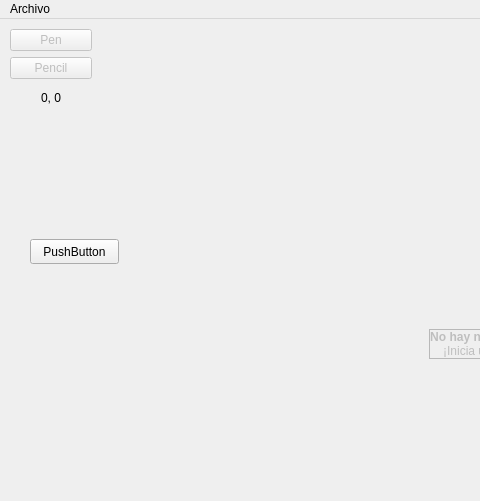
Above: PaintPlusPlus/mainwindow.ui from Dcastroe10/Proyecto_2_Datos_II before the change; both pictures show x 0 to 480 and y 0 to 501 of the 932 by 693 pixel window. Below: the same form after it.
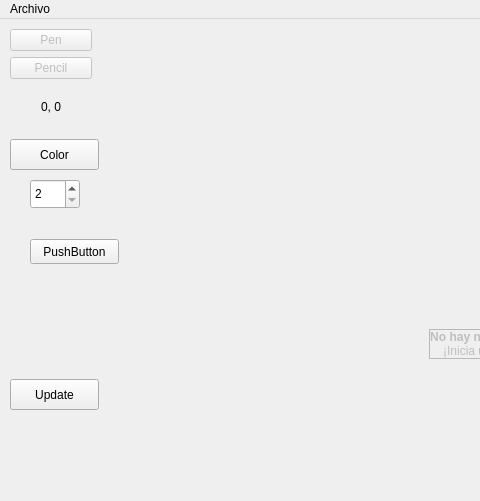
That is the form after the change. Custom widgets are drawn as their Qt base class.

Commit message: Grosor y Color

```diff
--- a/PaintPlusPlus/mainwindow.ui
+++ b/PaintPlusPlus/mainwindow.ui
@@ -64,7 +64,7 @@
       <x>10</x>
       <y>10</y>
       <width>82</width>
-      <height>81</height>
+      <height>100</height>
      </rect>
     </property>
     <layout class="QGridLayout" name="gridLayout_2">
@@ -113,6 +113,51 @@
      <string>PushButton</string>
     </property>
    </widget>
+   <widget class="QSpinBox" name="spinBox">
+    <property name="geometry">
+     <rect>
+      <x>30</x>
+      <y>160</y>
+      <width>50</width>
+      <height>30</height>
+     </rect>
+    </property>
+    <property name="minimum">
+     <number>2</number>
+    </property>
+    <property name="maximum">
+     <number>100</number>
+    </property>
+    <property name="singleStep">
+     <number>2</number>
+    </property>
+   </widget>
+   <widget class="QPushButton" name="Color_button">
+    <property name="geometry">
+     <rect>
+      <x>10</x>
+      <y>120</y>
+      <width>89</width>
+      <height>31</height>
+     </rect>
+    </property>
+    <property name="text">
+     <string>Color</string>
+    </property>
+   </widget>
+   <widget class="QPushButton" name="pushButton_3">
+    <property name="geometry">
+     <rect>
+      <x>10</x>
+      <y>360</y>
+      <width>89</width>
+      <height>31</height>
+     </rect>
+    </property>
+    <property name="text">
+     <string>Update</string>
+    </property>
+   </widget>
   </widget>
   <widget class="QMenuBar" name="menubar">
    <property name="geometry">
```
Left out of the diff: 2 changed lines with no effect on the pictures. The commit also changes 24 other files.
